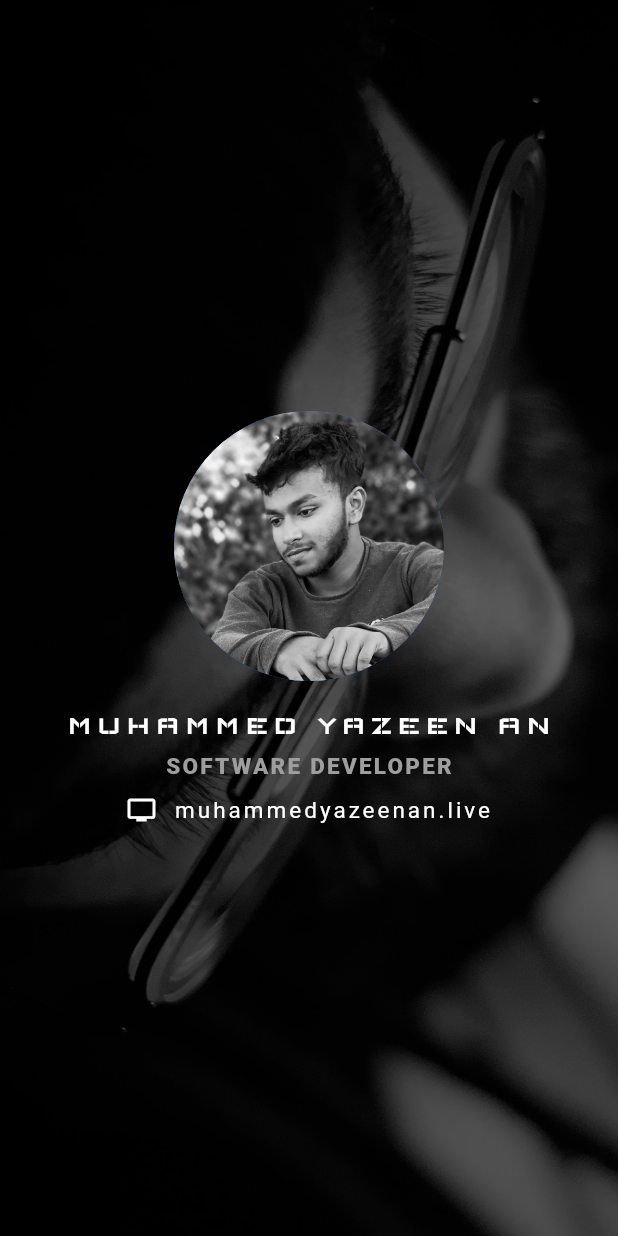
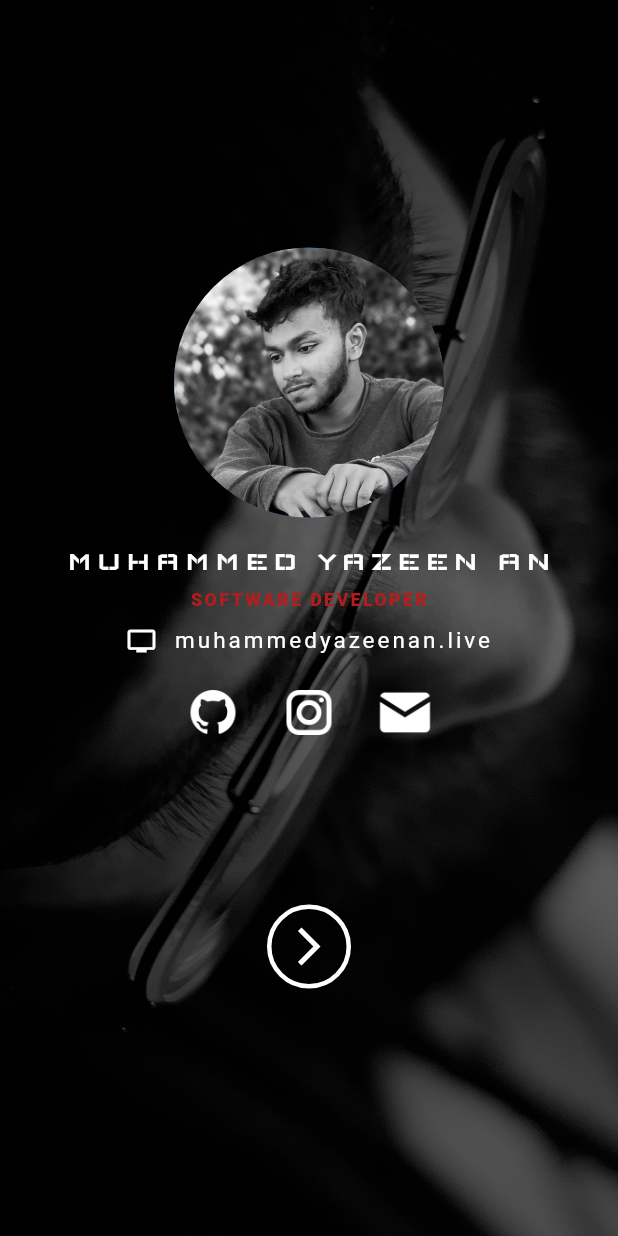
Before and after one commit to imessenger98/portfolio-flutter-basic, a Flutter app: the screen it shows after launch, on a phone screen of 412 x 824 dp. Run offline on Flutter 3.47's test engine with Material 2 defaults, Android fonts, the phone set to English and light mode, and no system bars.

Commit message:
added buttons
added social media button
added enter button for the next container

```diff
--- a/lib/widgets/coloumn1.dart
+++ b/lib/widgets/coloumn1.dart
@@ -1,4 +1,6 @@
 import 'package:flutter/material.dart';
+import 'package:portfolio/widgets/container1bottombuttons.dart';
+import 'coloumn1buttons.dart';
 
 class Coloumn1 extends StatelessWidget {
   @override
@@ -42,9 +44,9 @@ class Coloumn1 extends StatelessWidget {
               child: Text(
                 "SOFTWARE DEVELOPER",
                 style: TextStyle(
-                  color: Colors.grey,
+                  color: Colors.red[900],
                   fontWeight: FontWeight.w900,
-                  fontSize: 15,
+                  fontSize: 12,
                   letterSpacing: 1.5,
                 ),
               ),
@@ -67,10 +69,12 @@ class Coloumn1 extends StatelessWidget {
                       fontSize: 15,
                       letterSpacing: 2,
                     ),
-                  )
+                  ),
                 ],
               ),
-            )
+            ),
+            ColoumnButton(),
+            BottomButton(),
           ],
         ),
       ),
--- /dev/null
+++ b/lib/widgets/coloumn1buttons.dart
@@ -0,0 +1,46 @@
+import 'package:flutter/material.dart';
+
+class ColoumnButton extends StatelessWidget {
+  @override
+  Widget build(BuildContext context) {
+    return Container(
+      margin: EdgeInsets.only(top: 10),
+      child: Row(
+        crossAxisAlignment: CrossAxisAlignment.center,
+        mainAxisAlignment: MainAxisAlignment.center,
+        children: [
+          Container(
+            child: TextButton(
+              child: Image.asset(
+                "icons/github.png",
+                width: 40,
+                height: 40,
+              ),
+              onPressed: () {},
+            ),
+          ),
+          Container(
+            child: TextButton(
+              child: Image.asset(
+                "icons/instagram.png",
+                width: 40,
+                height: 40,
+              ),
+              onPressed: () {},
+            ),
+          ),
+          Container(
+            child: TextButton(
+              child: Image.asset(
+                "icons/mail.png",
+                width: 40,
+                height: 40,
+              ),
+              onPressed: () {},
+            ),
+          ),
+        ],
+      ),
+    );
+  }
+}
--- /dev/null
+++ b/lib/widgets/container1bottombuttons.dart
@@ -0,0 +1,19 @@
+import 'package:flutter/material.dart';
+
+class BottomButton extends StatelessWidget {
+  @override
+  Widget build(BuildContext context) {
+    return Container(
+      margin: EdgeInsets.only(top: 100),
+      padding: EdgeInsets.all(10),
+      decoration: BoxDecoration(
+          borderRadius: BorderRadius.circular(100),
+          border: Border.all(width: 3, color: Colors.white)),
+      child: Icon(
+        Icons.arrow_forward_ios,
+        color: Colors.white,
+        size: 30,
+      ),
+    );
+  }
+}
```
Also changed, not shown: pubspec.yaml (+8 -0 lines), icons/arrow.png (added), icons/facebook.png (added), icons/github.png (added), icons/instagram.png (added), icons/mail.png (added), pubspec.lock.
